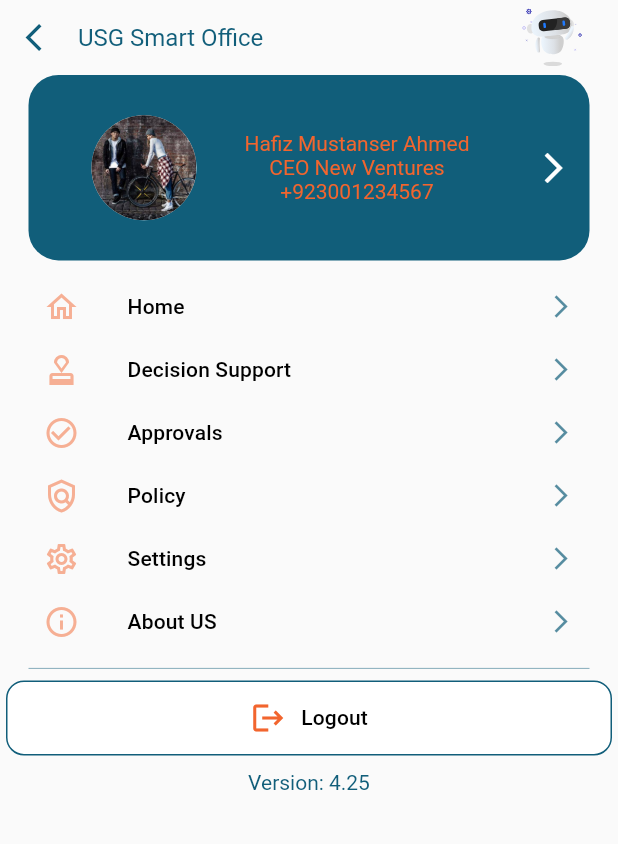
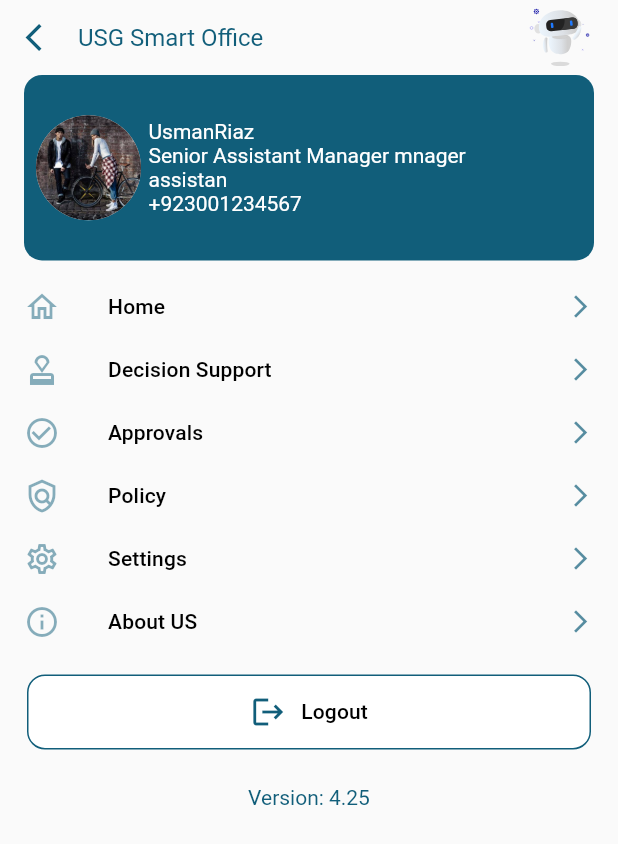
Before and after one commit to javedmughal-058/flutter_crud_with_laravel_api, a Flutter app: the ProfilePage screen opened by its route, on a phone screen of 412 x 824 dp. Shown: the top 844 px of the screen. Run offline on Flutter 3.47's test engine with Material 2 defaults, Android fonts, the phone set to English and light mode, and no system bars; our stand-ins replace bubble, carousel_slider, easy_sidemenu, get, lottie, page_transition and 2 more; missing offline and left inert: bottom_bar_with_sheet; statements that could not run were skipped.

Commit message:
Update ProfilePage.dart

```diff
--- a/lib/views/ProfilePage.dart
+++ b/lib/views/ProfilePage.dart
@@ -1,3 +1,4 @@
+import 'package:flutter/cupertino.dart';
 import 'package:flutter/material.dart';
 import 'package:get/get.dart';
 import 'package:lottie/lottie.dart';
@@ -7,7 +8,9 @@ class ProfilePage extends StatelessWidget {
 
   @override
   Widget build(BuildContext context) {
-    Color _color3 = const Color(0xfff2652e);
+    Color _colorwhite =const Color(0xffffffff);
+    Color _color3 =Theme.of(context).primaryColor;
+    Color _color4 = const Color(0xfff2652e);
 
     return SafeArea(
       child: Scaffold(
@@ -33,42 +36,46 @@ class ProfilePage extends StatelessWidget {
                       },
                       child: Lottie.asset('assets/animation/bot.json', height: 50, width: 60),
                     ),
-                    const SizedBox(width: 10,),
+                    const SizedBox(width: 5,),
                   ],
                 ),
 
                 Container(
-                  margin: EdgeInsets.fromLTRB(15, 0, 15, 10),
+                  margin: const EdgeInsets.fromLTRB(12, 0, 12, 10),
                   height: MediaQuery.of(context).size.height*0.15,
                   decoration: BoxDecoration(
-                    borderRadius: BorderRadius.circular(20),
+                    borderRadius: BorderRadius.circular(12),
                     color: Theme.of(context).primaryColor,
                   ),
                   child: Row(
-                    mainAxisAlignment: MainAxisAlignment.spaceBetween,
+                    mainAxisAlignment: MainAxisAlignment.start,
                     children: [
-                      const SizedBox(width: 10,),
+                      const SizedBox(width: 8,),
                       const CircleAvatar(
                         radius: 35,
                         backgroundColor: Colors.white,
                         backgroundImage: AssetImage('assets/images/slider1.jpg'),
                       ),
+                      const SizedBox(width: 5,),
                       Column(
                         mainAxisAlignment: MainAxisAlignment.center,
+                        crossAxisAlignment: CrossAxisAlignment.start,
                         children: [
-                          Text('Hafiz Mustanser Ahmed', style: TextStyle(color: _color3),),
-                          Text('CEO New Ventures', style: TextStyle(color: _color3),),
-                          Text('+923001234567', style: TextStyle(color: _color3),),
+                          Text('UsmanRiaz', style: TextStyle(color: _colorwhite),),
+                          SizedBox(
+                              width: 240,
+                              child: Text('Senior Assistant Manager mnager assistan', style: TextStyle(color: _colorwhite),)),
+                          Text('+923001234567', style: TextStyle(color: _colorwhite),),
 
                         ],
                       ),
-                      IconButton(onPressed: (){}, icon: Icon(Icons.arrow_forward_ios, color: Colors.white,))
+                      //IconButton(onPressed: (){}, icon: Icon(Icons.arrow_forward_ios, color: Colors.white,))
                     ],
                   ),
                 ),
                 ListTile(
                   dense: true,
-                  contentPadding: const EdgeInsets.symmetric(horizontal: 25.0, vertical: 5.0),
+                  contentPadding: const EdgeInsets.symmetric(horizontal: 12.0, vertical: 5.0),
                   visualDensity: const VisualDensity(horizontal: 0, vertical: -4),
                   leading: Icon(Icons.home_outlined,color: _color3.withOpacity(0.5)),
                   title: Text('Home',style: Theme.of(context).textTheme.subtitle2),
@@ -79,7 +86,7 @@ class ProfilePage extends StatelessWidget {
                 ),
                 ListTile(
                   dense: true,
-                  contentPadding: const EdgeInsets.symmetric(horizontal: 25.0, vertical: 5.0),
+                  contentPadding: const EdgeInsets.symmetric(horizontal: 12.0, vertical: 5.0),
                   visualDensity: const VisualDensity(horizontal: 0, vertical: -4),
                   leading: Icon(Icons.approval_outlined,color: _color3.withOpacity(0.5)),
                   title: Text('Decision Support',style: Theme.of(context).textTheme.subtitle2),
@@ -91,7 +98,7 @@ class ProfilePage extends StatelessWidget {
                 ),
                 ListTile(
                   dense: true,
-                  contentPadding: const EdgeInsets.symmetric(horizontal: 25.0, vertical: 5.0),
+                  contentPadding: const EdgeInsets.symmetric(horizontal: 12.0, vertical: 5.0),
                   visualDensity: const VisualDensity(horizontal: 0, vertical: -4),
                   leading: Icon(Icons.check_circle_outline,color: _color3.withOpacity(0.5)),
                   title: Text('Approvals',style: Theme.of(context).textTheme.subtitle2),
@@ -103,7 +110,7 @@ class ProfilePage extends StatelessWidget {
                 ),
                 ListTile(
                   dense: true,
-                  contentPadding: const EdgeInsets.symmetric(horizontal: 25.0, vertical: 5.0),
+                  contentPadding: const EdgeInsets.symmetric(horizontal: 12.0, vertical: 5.0),
                   visualDensity: const VisualDensity(horizontal: 0, vertical: -4),
                   leading: Icon(Icons.policy_outlined,color: _color3.withOpacity(0.5)),
                   title: Text('Policy',style: Theme.of(context).textTheme.subtitle2),
@@ -115,7 +122,7 @@ class ProfilePage extends StatelessWidget {
                 ),
                 ListTile(
                   dense: true,
-                  contentPadding: const EdgeInsets.symmetric(horizontal: 25.0, vertical: 5.0),
+                  contentPadding: const EdgeInsets.symmetric(horizontal: 12.0, vertical: 5.0),
                   visualDensity: const VisualDensity(horizontal: 0, vertical: -4),
                   leading: Icon(Icons.settings_outlined,color: _color3.withOpacity(0.5)),
                   title: Text('Settings',style: Theme.of(context).textTheme.subtitle2),
@@ -127,7 +134,7 @@ class ProfilePage extends StatelessWidget {
                 ),
                 ListTile(
                   dense: true,
-                  contentPadding: const EdgeInsets.symmetric(horizontal: 25.0, vertical: 5.0),
+                  contentPadding: const EdgeInsets.symmetric(horizontal: 12.0, vertical: 5.0),
                   visualDensity: const VisualDensity(horizontal: 0, vertical: -4),
                   leading: Icon(Icons.info_outlined,color: _color3.withOpacity(0.5)),
                   title: Text('About US',style: Theme.of(context).textTheme.subtitle2),
@@ -137,10 +144,10 @@ class ProfilePage extends StatelessWidget {
 
                   },
                 ),
-                Padding(
-                  padding: const EdgeInsets.fromLTRB(15, 2, 15, 0),
-                  child: Divider(color: Theme.of(context).primaryColor.withOpacity(0.5)),
-                ),
+                // Padding(
+                //   padding: const EdgeInsets.fromLTRB(15, 2, 15, 0),
+                //   child: Divider(color: Theme.of(context).primaryColor.withOpacity(0.5)),
+                // ),
                 // ListTile(
                 //   leading:  const CircleAvatar(
                 //     backgroundColor: Colors.white,
@@ -152,7 +159,9 @@ class ProfilePage extends StatelessWidget {
                 //     Navigator.of(context).pushNamed("/usg_bot");
                 //   },
                 // ),
-                ListTile(
+                Padding(
+                  padding: const EdgeInsets.all(14.0),
+                  child: ListTile(
                     shape: RoundedRectangleBorder(
                       side: BorderSide(width: 1, color: Theme.of(context).primaryColor),
                       borderRadius: BorderRadius.circular(12), //<-- SEE HERE
@@ -171,6 +180,7 @@ class ProfilePage extends StatelessWidget {
                     visualDensity: const VisualDensity(vertical: 0),
 
                   ),
+                ),
                 const SizedBox(height: 10,),
                 Text('Version: 4.25', style: TextStyle(color: Theme.of(context).primaryColor, fontSize: 14)),
               ],
```
Lines whose indentation alone changed are shown as unchanged.
